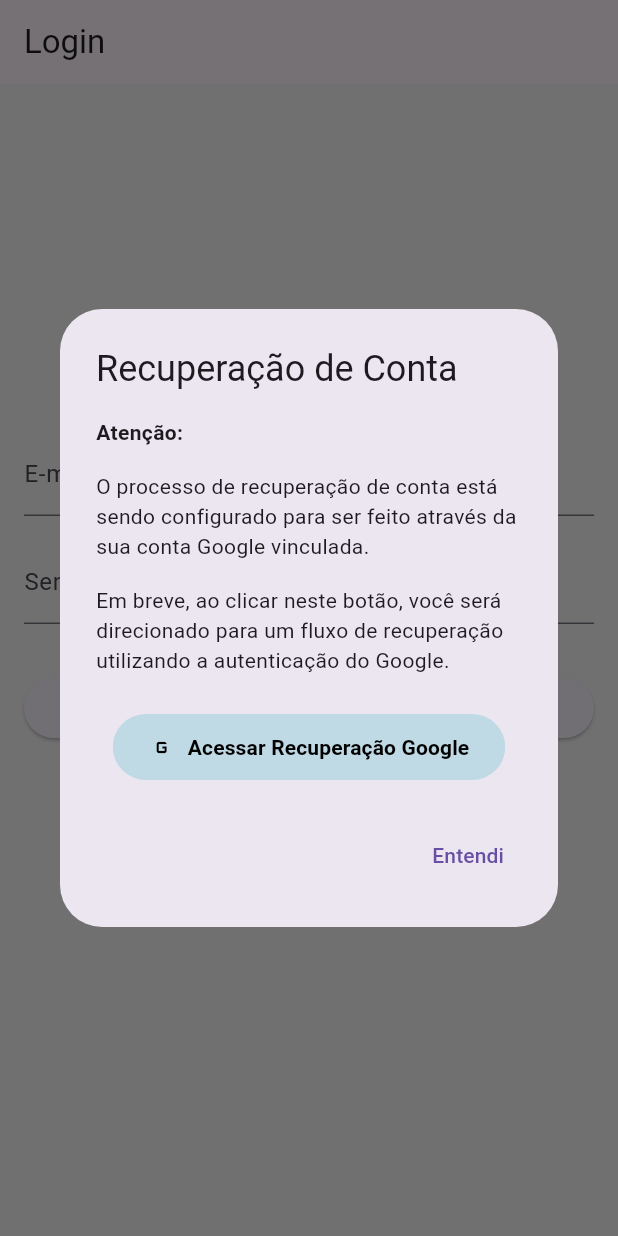
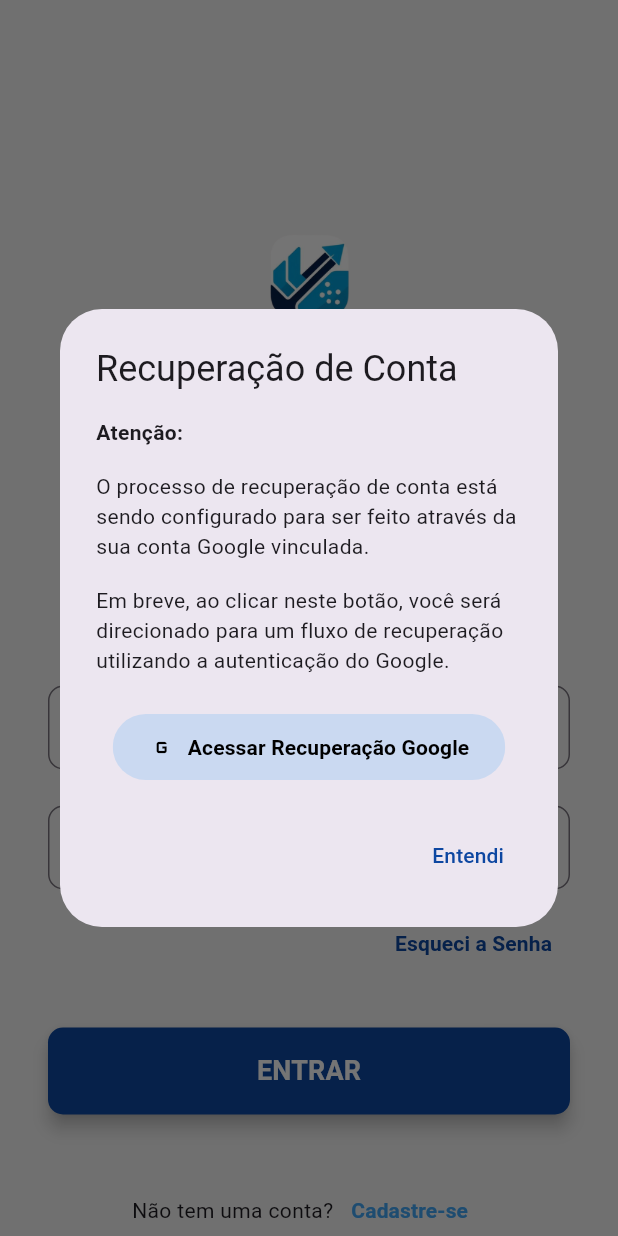
Before and after one commit to InaDdevs/finance-management, a Flutter app: the screen it shows after launch, after a tap on "Esqueci a Senha", on a phone screen of 412 x 824 dp. Run offline on Flutter 3.47's test engine with Material 3 defaults, Android fonts, the phone set to English and light mode, and no system bars; our stand-ins replace fl_chart, sqflite; accounts and stored records are empty.

Commit message:
Tela de login alterada

```diff
--- a/lib/features/auth/login_screen.dart
+++ b/lib/features/auth/login_screen.dart
@@ -8,10 +8,15 @@ class LoginScreen extends StatefulWidget {
 }
 
 class _LoginScreenState extends State<LoginScreen> {
+  // Cores da Marca
+  static const Color primaryColor = Color(0xFF0D47A1); // Azul Escuro (similar ao logo)
+  static const Color accentColor = Color(0xFF42A5F5); // Azul Claro (similar ao logo)
+
   final _emailController = TextEditingController();
   final _passwordController = TextEditingController();
 
   void _login() {
+    // Lógica de Login Aqui (por enquanto, apenas navega)
     Navigator.of(context).pushReplacementNamed('/dashboard');
   }
 
@@ -22,6 +27,7 @@ class _LoginScreenState extends State<LoginScreen> {
     super.dispose();
   }
 
+  // Diálogo de Recuperação (mantido o original com a cor de fundo atualizada)
   void _showRecoveryDialog() {
     showDialog(
       context: context,
@@ -50,7 +56,7 @@ class _LoginScreenState extends State<LoginScreen> {
                     borderRadius: BorderRadius.circular(8.0),
                     child: TextButton(
                       style: TextButton.styleFrom(
-                        backgroundColor: const Color(0xFFC0DAE5),
+                        backgroundColor: accentColor.withOpacity(0.2), // Usa cor da marca
                         padding: const EdgeInsets.symmetric(horizontal: 24, vertical: 12),
                       ),
                       onPressed: () async {
@@ -85,7 +91,7 @@ class _LoginScreenState extends State<LoginScreen> {
               onPressed: () {
                 Navigator.of(context).pop();
               },
-              child: const Text('Entendi'),
+              child: Text('Entendi', style: TextStyle(color: primaryColor)),
             ),
           ],
         );
@@ -96,42 +102,137 @@ class _LoginScreenState extends State<LoginScreen> {
   @override
   Widget build(BuildContext context) {
     return Scaffold(
-      appBar: AppBar(title: const Text('Login')),
-      body: Padding(
-        padding: const EdgeInsets.all(16.0),
+      // Remove o AppBar
+      body: SingleChildScrollView( // Permite a rolagem em telas pequenas
+        padding: const EdgeInsets.symmetric(horizontal: 32.0, vertical: 64.0),
         child: Column(
           mainAxisAlignment: MainAxisAlignment.center,
           crossAxisAlignment: CrossAxisAlignment.stretch,
           children: [
+            // 1. Logo FinTechPro
+            Padding(
+              padding: const EdgeInsets.only(top: 40.0, bottom: 40.0),
+              child: Image.asset(
+                'assets/fintechpro_logo.png', // **MUDAR PARA O CAMINHO CORRETO DO SEU ASSET**
+                height: 200, // Aumentado para 180
+              ),
+            ),
+
+            const Text(
+              'Bem-vindo(a) de volta!',
+              textAlign: TextAlign.center,
+              style: TextStyle(
+                fontSize: 24,
+                fontWeight: FontWeight.bold,
+                color: primaryColor,
+              ),
+            ),
+            const SizedBox(height: 8),
+            const Text(
+              'Faça login para gerenciar suas finanças.',
+              textAlign: TextAlign.center,
+              style: TextStyle(
+                fontSize: 16,
+                color: Colors.grey,
+              ),
+            ),
+            const SizedBox(height: 48),
+
+            // 2. Campo E-mail
             TextFormField(
               controller: _emailController,
-              decoration: const InputDecoration(labelText: 'E-mail'),
+              decoration: InputDecoration(
+                labelText: 'E-mail',
+                prefixIcon: const Icon(Icons.email, color: accentColor),
+                border: OutlineInputBorder(
+                  borderRadius: BorderRadius.circular(10.0),
+                  borderSide: BorderSide(color: primaryColor),
+                ),
+                focusedBorder: OutlineInputBorder(
+                  borderRadius: BorderRadius.circular(10.0),
+                  borderSide: BorderSide(color: primaryColor, width: 2.0),
+                ),
+              ),
               keyboardType: TextInputType.emailAddress,
             ),
-            const SizedBox(height: 16),
+            const SizedBox(height: 24),
+
+            // 3. Campo Senha
             TextFormField(
               controller: _passwordController,
-              decoration: const InputDecoration(labelText: 'Senha'),
+              decoration: InputDecoration(
+                labelText: 'Senha',
+                prefixIcon: const Icon(Icons.lock, color: accentColor),
+                border: OutlineInputBorder(
+                  borderRadius: BorderRadius.circular(10.0),
+                  borderSide: const BorderSide(color: primaryColor),
+                ),
+                focusedBorder: OutlineInputBorder(
+                  borderRadius: BorderRadius.circular(10.0),
+                  borderSide: const BorderSide(color: primaryColor, width: 2.0),
+                ),
+              ),
               obscureText: true,
             ),
+            const SizedBox(height: 12),
+
+            // 4. Esqueci a Senha
+            Align(
+              alignment: Alignment.centerRight,
+              child: TextButton(
+                onPressed: _showRecoveryDialog,
+                child: const Text(
+                  'Esqueci a Senha',
+                  style: TextStyle(color: primaryColor, fontWeight: FontWeight.w600),
+                ),
+              ),
+            ),
             const SizedBox(height: 32),
+
+            // 5. Botão Entrar
             ElevatedButton(
               onPressed: _login,
-              child: const Text('Entrar'),
-            ),
-            Center(
-              child: TextButton(
-                onPressed: _showRecoveryDialog,
-                child: const Text('Esqueci a Senha'),
+              style: ElevatedButton.styleFrom(
+                backgroundColor: primaryColor,
+                padding: const EdgeInsets.symmetric(vertical: 16),
+                shape: RoundedRectangleBorder(
+                  borderRadius: BorderRadius.circular(10.0),
+                ),
+                elevation: 5,
+              ),
+              child: const Text(
+                'ENTRAR',
+                style: TextStyle(
+                  fontSize: 18,
+                  fontWeight: FontWeight.bold,
+                  color: Colors.white,
+                ),
               ),
             ),
-            Center(
-              child: TextButton(
-                onPressed: () {
-                  Navigator.of(context).pushNamed('/register');
-                },
-                child: const Text('Criar Conta / Cadastre-se'),
-              ),
+            const SizedBox(height: 40),
+
+            // 6. Criar Conta
+            Row(
+              mainAxisAlignment: MainAxisAlignment.center,
+              children: [
+                const Text(
+                  "Não tem uma conta?",
+                  style: TextStyle(fontSize: 14),
+                ),
+                TextButton(
+                  onPressed: () {
+                    Navigator.of(context).pushNamed('/register');
+                  },
+                  child: const Text(
+                    'Cadastre-se',
+                    style: TextStyle(
+                      color: accentColor,
+                      fontWeight: FontWeight.bold,
+                      fontSize: 14,
+                    ),
+                  ),
+                ),
+              ],
             ),
           ],
         ),
--- a/pubspec.yaml
+++ b/pubspec.yaml
@@ -25,3 +25,5 @@ dev_dependencies:
 
 flutter:
   uses-material-design: true
+  assets:
+    - assets/
```
Also changed, not shown: assets/fintechpro_logo.png (added).
